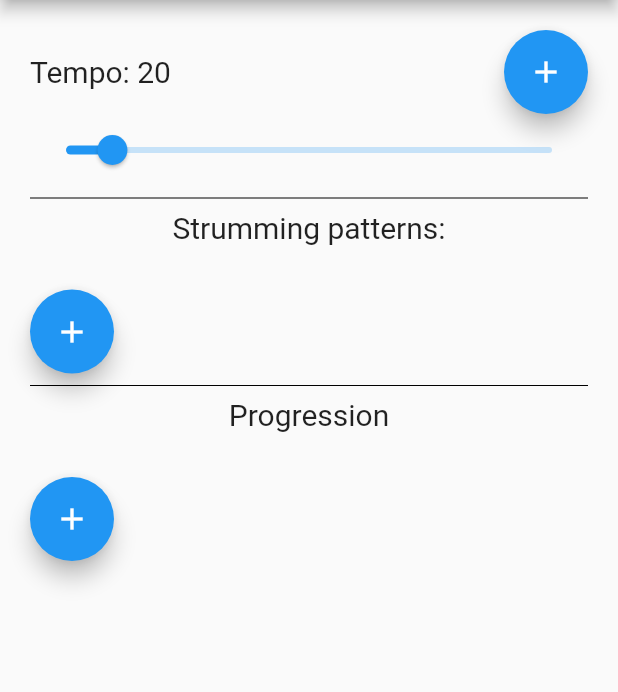
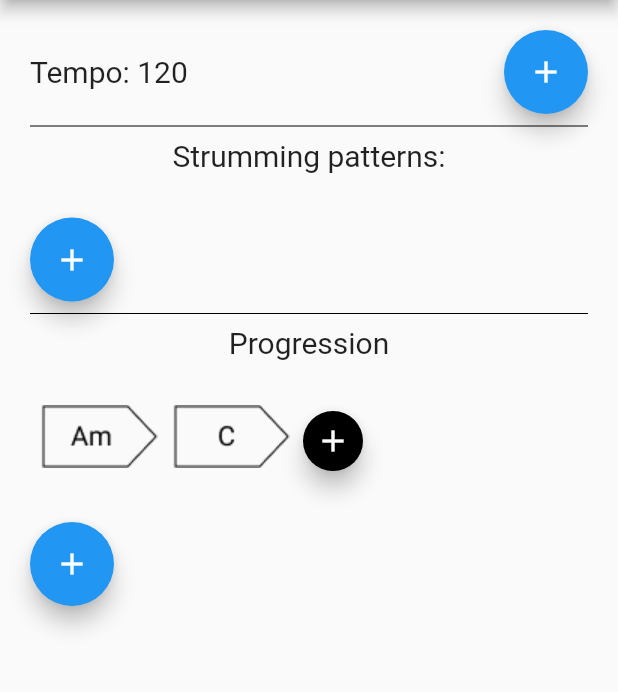
Before and after one commit to ZuchowskiM/Choorts, a Flutter app: the SongDetails screen opened directly, on a phone screen of 412 x 824 dp, the part 84-776 px from its top. Run offline on Flutter 3.47's test engine with Material 2 defaults, Android fonts, the phone set to English and light mode, and no system bars; our stand-ins replace sqflite; accounts and stored records are empty.

Commit message:
added chords adding front

```diff
--- a/lib/songDetails.dart
+++ b/lib/songDetails.dart
@@ -10,8 +10,40 @@ class SongDetails extends StatefulWidget {
 
 class _SongDetailsState extends State<SongDetails> {
 
-  double _currentTempoValue = 20;
-  bool _isTempoSliderVisible = true;
+  double _currentTempoValue = 120;
+  bool _isTempoSliderVisible = false;
+  var chordsProgression = <Widget>[
+    //Image.asset("data/images/chords/Am.png"),
+    //Image.asset("data/images/chords/C.png"),
+
+  ];
+  List<String> chordsList = ["Am", "C", "D", "G"];
+
+  @override
+ void initState() {
+    super.initState();
+    chordsProgression.add(Image.asset("data/images/chords/Am.png"));
+    chordsProgression.add(Image.asset("data/images/chords/C.png"));
+    chordsProgression.add(FloatingActionButton(
+      mini: true,
+      backgroundColor: Colors.black,
+      child: Icon(Icons.add),
+      onPressed: () {
+        addChord(context);
+      },
+      ));
+  }
+
+  Wrap getChordsList(){
+
+
+
+    return Wrap(
+      spacing: 5,
+      runSpacing: 5,
+      children: chordsProgression,
+      );
+  }
 
 
   void showTempoSlider() {
@@ -20,10 +52,35 @@ class _SongDetailsState extends State<SongDetails> {
     });
   }
 
+  addChord(BuildContext context){
+     TextEditingController customController  =  new TextEditingController();
+
+    Widget setupChordsListContainer(){
+      return Container(
+        height: 200.0, // Change as per your requirement
+        width: 200.0, // Change as per your requirement
+        child: ListView.builder(
+          itemCount: chordsList.length,
+          itemBuilder: (BuildContext context, int index){
+            return ListTile(
+              title: Text('${chordsList[index]}')
+            );
+        }),
+      );
+    }
+
+    return showDialog(context: context, builder: (BuildContext context) {
+      return AlertDialog(
+        title: Text("Pick a chord"),
+        content: setupChordsListContainer(),
+      );
+    });
+
+  }
+
   addProgression(BuildContext context){
 
     TextEditingController customController  =  new TextEditingController();
-
 
     return showDialog(context: context, builder: (context) {
       return AlertDialog(
@@ -45,7 +102,7 @@ class _SongDetailsState extends State<SongDetails> {
                       ),
                   onPressed: (){
                   }
-              ),
+                ),
               MaterialButton(
                 color: Colors.blue,
                   elevation: 0.5,
@@ -142,6 +199,16 @@ class _SongDetailsState extends State<SongDetails> {
             style: TextStyle(fontSize: 20))
           ],),
           SizedBox(height: 30),
+          ListView(
+            shrinkWrap: true,
+            children: [
+              Wrap(
+                spacing: 5,
+                runSpacing: 5,
+                children: chordsProgression,
+              ),
+           ],),
+          SizedBox(height: 30),
           Row(children: [
             FloatingActionButton(onPressed: () {
               addProgression(context);
--- a/pubspec.yaml
+++ b/pubspec.yaml
@@ -50,6 +50,7 @@ flutter:
   # To add assets to your application, add an assets section, like this:
   assets:
     - data/songs.db
+    - data/images/chords/
 
   # An image asset can refer to one or more resolution-specific "variants", see
   # https://flutter.dev/assets-and-images/#resolution-aware.
```
Also changed, not shown: data/images/chords/Am.png (added), data/images/chords/C.png (added), data/images/chords/D.png (added), data/images/chords/G.png (added).
